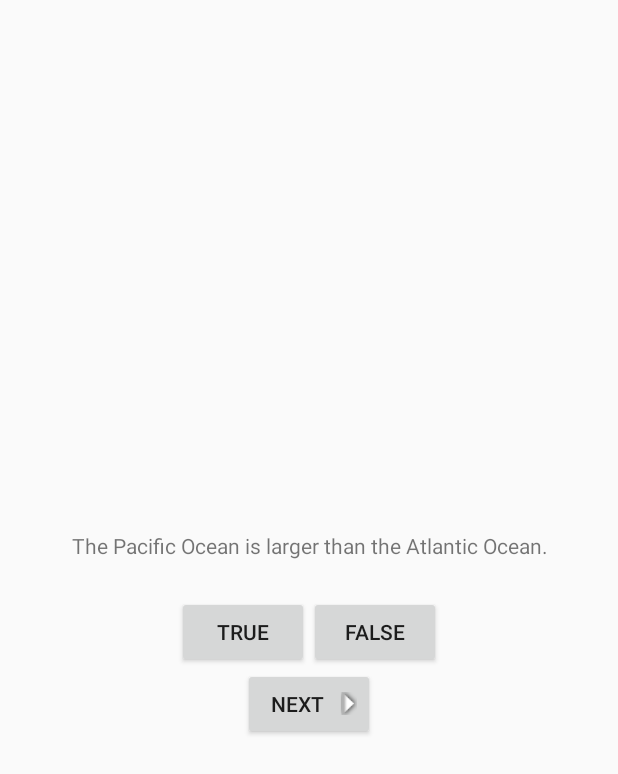
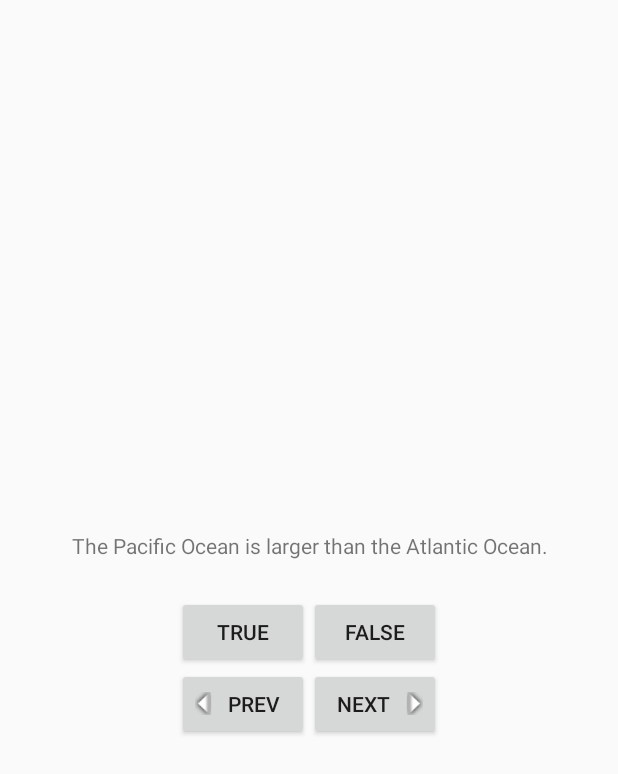
Before and after one commit to Maecenas49/BNR-Projects, an Android app: the screen it shows after launch (QuizActivity), on a phone screen of 412 x 824 dp. Shown: the top 774 px of the screen. Run offline under Robolectric (Android 15) with nearby library versions, the light colour scheme and no system bars.

Commit message:
Added listener to TextView for question text to proceed to next question. Added a previous button to go back to the previous question

```diff
--- a/GeoQuiz/GeoQuiz/app/src/main/java/com/bignerdranch/android/geoquiz/QuizActivity.java
+++ b/GeoQuiz/GeoQuiz/app/src/main/java/com/bignerdranch/android/geoquiz/QuizActivity.java
@@ -17,6 +17,7 @@ public class QuizActivity extends Activity {
     private Button mTrueButton;
     private Button mFalseButton;
     private Button mNextButton;
+    private Button mPrevButton;
     private TextView mQuestionTextView;
 
     private TrueFalse[] mQuestionBank = new TrueFalse[]{
@@ -54,6 +55,13 @@ public class QuizActivity extends Activity {
         setContentView(R.layout.activity_quiz);
 
         mQuestionTextView = (TextView) findViewById(R.id.question_text_view);
+        mQuestionTextView.setOnClickListener(new View.OnClickListener(){
+            @Override
+            public void onClick(View v) {
+                mCurrentIndex = (mCurrentIndex + 1) % mQuestionBank.length;
+                updateQuestion();
+            }
+        });
 
         //Set view to True and False Buttons. Implementing OnClickListener for each
         mTrueButton = (Button) findViewById(R.id.true_button);
@@ -85,6 +93,14 @@ public class QuizActivity extends Activity {
             }
         });
 
+        mPrevButton = (Button) findViewById(R.id.prev_button);
+        mPrevButton.setOnClickListener(new View.OnClickListener(){
+            @Override
+            public void onClick(View v) {
+                mCurrentIndex = (mCurrentIndex + (mQuestionBank.length-1)) % mQuestionBank.length;
+                updateQuestion();
+            }
+        });
         updateQuestion();
     }
 
--- a/GeoQuiz/GeoQuiz/app/src/main/res/layout/activity_quiz.xml
+++ b/GeoQuiz/GeoQuiz/app/src/main/res/layout/activity_quiz.xml
@@ -31,12 +31,26 @@
 
         </LinearLayout>
 
-    <Button
-        android:id="@+id/next_button"
+    <LinearLayout
         android:layout_width="wrap_content"
         android:layout_height="wrap_content"
-        android:text="@string/next_button"
-        android:drawableRight="@drawable/arrow_right"
-        android:drawablePadding="4dp"/>
+        android:orientation="horizontal">
+        <Button
+            android:id="@+id/prev_button"
+            android:layout_width="wrap_content"
+            android:layout_height="wrap_content"
+            android:text="@string/prev_button"
+            android:drawableLeft="@drawable/arrow_left"
+            android:drawablePadding="4dp"/>
+
+        <Button
+            android:id="@+id/next_button"
+            android:layout_width="wrap_content"
+            android:layout_height="wrap_content"
+            android:text="@string/next_button"
+            android:drawableRight="@drawable/arrow_right"
+            android:drawablePadding="4dp"/>
+
+         </LinearLayout>
 
 </LinearLayout>
--- a/GeoQuiz/GeoQuiz/app/src/main/res/values/strings.xml
+++ b/GeoQuiz/GeoQuiz/app/src/main/res/values/strings.xml
@@ -10,6 +10,7 @@
     <string name="true_button">True</string>
     <string name="false_button">False</string>
     <string name="next_button">Next</string>
+    <string name="prev_button">Prev</string>
 
     <string name="settings_menu">Settings</string>
     <string name="action_settings">Action_Settings</string>
```
